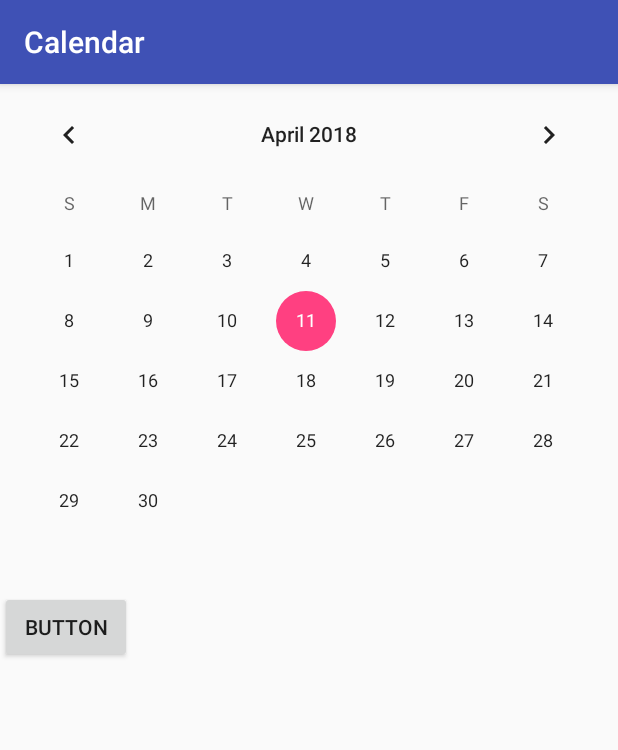
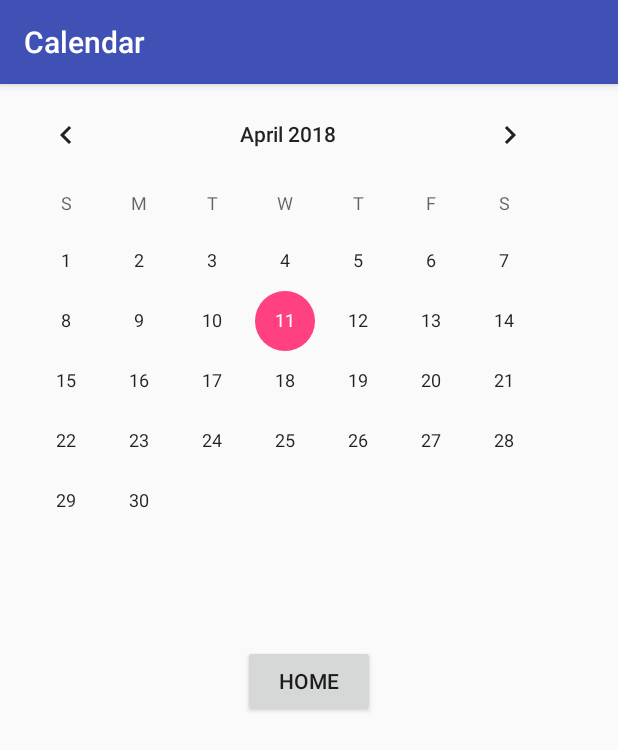
Before and after one commit to savannahp/CalendarApp, an Android app: the MonthActivity screen opened directly, with no data from a screen before it, on a phone screen of 412 x 824 dp. Shown: the top 750 px of the screen. Run offline under Robolectric (Android 15) with nearby library versions, the phone set to English and light mode, and no system bars.

Commit message:
Added home button to the month view

```diff
--- a/app/src/main/java/teamproject/savannahpyle/calendarapp/MonthActivity.java
+++ b/app/src/main/java/teamproject/savannahpyle/calendarapp/MonthActivity.java
@@ -5,6 +5,7 @@ import android.support.annotation.Nullable;
 import android.support.v7.app.AppCompatActivity;
 import android.os.Bundle;
 import android.util.Log;
+import android.view.View;
 import android.widget.CalendarView;
 
 public class MonthActivity extends AppCompatActivity {
@@ -36,4 +37,9 @@ public class MonthActivity extends AppCompatActivity {
             }
         });
     }
+
+    public void goToHome(View view) {
+        Intent intent = new Intent(this, HomeActivity.class);
+        startActivity(intent);
+    }
 }
--- a/app/src/main/res/layout/activity_month.xml
+++ b/app/src/main/res/layout/activity_month.xml
@@ -1,21 +1,33 @@
 <?xml version="1.0" encoding="utf-8"?>
-<LinearLayout xmlns:android="http://schemas.android.com/apk/res/android"
+<android.support.constraint.ConstraintLayout xmlns:android="http://schemas.android.com/apk/res/android"
+    xmlns:app="http://schemas.android.com/apk/res-auto"
     xmlns:tools="http://schemas.android.com/tools"
-    android:orientation="vertical"
+    android:id="@+id/linearLayout"
     android:layout_width="match_parent"
     android:layout_height="match_parent"
-    tools:context="teamproject.savannahpyle.calendarapp.MonthActivity">
+    tools:context="teamproject.savannahpyle.calendarapp.MonthActivity"
+    tools:layout_editor_absoluteY="81dp">
 
-<CalendarView
-    android:id="@+id/calendarView"
-    android:layout_width="match_parent"
-    android:layout_height="wrap_content" />
+    <CalendarView
+        android:id="@+id/calendarView"
+        android:layout_width="384dp"
+        android:layout_height="wrap_content" />
 
     <Button
         android:id="@+id/homeButton"
         android:layout_width="wrap_content"
         android:layout_height="wrap_content"
-        android:text="Button" />
+        android:layout_marginBottom="8dp"
+        android:layout_marginEnd="8dp"
+        android:layout_marginStart="8dp"
+        android:layout_marginTop="36dp"
+        android:text="@string/home_page"
+        android:onClick="goToHome"
+        app:layout_constraintBottom_toBottomOf="parent"
+        app:layout_constraintEnd_toEndOf="parent"
+        app:layout_constraintStart_toStartOf="parent"
+        app:layout_constraintTop_toBottomOf="@+id/calendarView"
+        app:layout_constraintVertical_bias="0.0" />
 
 
-</LinearLayout>
+</android.support.constraint.ConstraintLayout>
```
